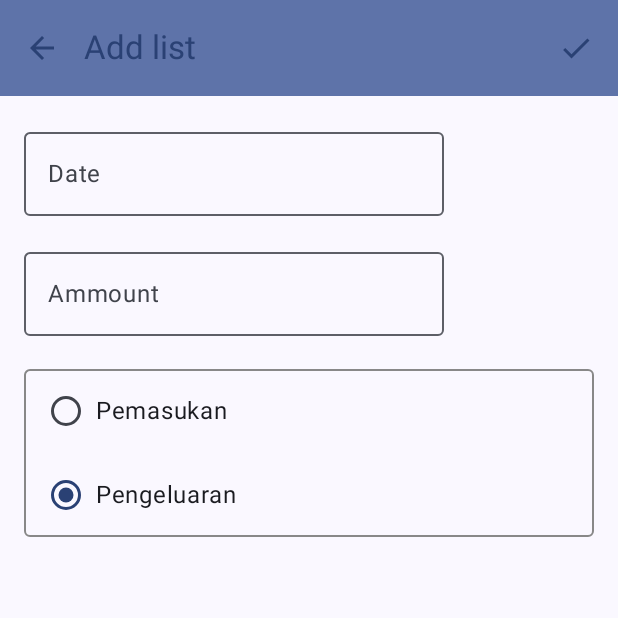
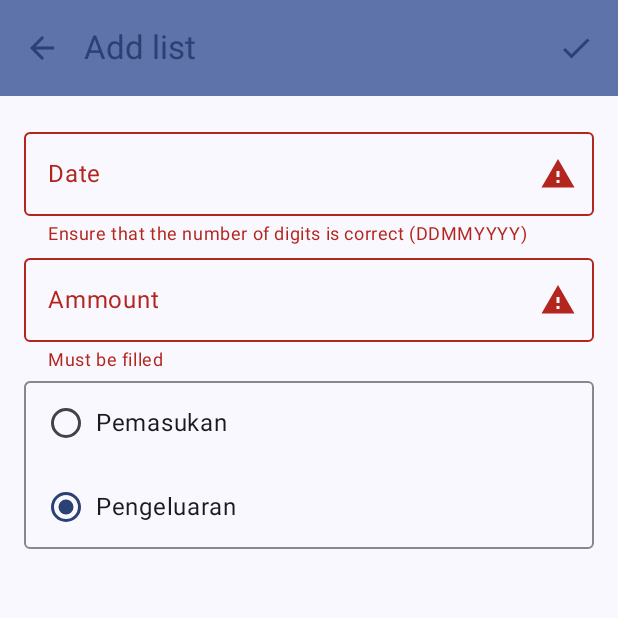
Before and after one commit to FadhilFarhan854/AssessmentMobpro, an Android app built with Jetpack Compose: the DetailScreen screen opened through its navigation route, after a tap on "Simpan", on a phone screen of 412 x 824 dp, the top half of it. Run offline under Robolectric (Android 15) with nearby library versions, the phone set to English and light mode, and no system bars; our stand-ins replace Room's generated code; libraries missing offline, so code that uses them is left out: com.canhub.cropper; pictures from the network do not load; 2 statements that could not run were skipped; 2 other taps on this screen came first.

Commit message:
clearAssessment3

```diff
--- a/app/src/main/java/org/d3if0739/assessment/ui/screen/DetailScreen.kt
+++ b/app/src/main/java/org/d3if0739/assessment/ui/screen/DetailScreen.kt
@@ -14,6 +14,7 @@ import androidx.compose.foundation.text.KeyboardOptions
 import androidx.compose.material.icons.Icons
 import androidx.compose.material.icons.filled.ArrowBack
 import androidx.compose.material.icons.filled.MoreVert
+import androidx.compose.material.icons.filled.Warning
 import androidx.compose.material.icons.outlined.Check
 import androidx.compose.material3.DropdownMenu
 import androidx.compose.material3.DropdownMenuItem
@@ -61,6 +62,15 @@ fun DetailScreen(navController: NavHostController, id: Long? = null){
     var tanggal by remember { mutableStateOf("") }
     var  jumlah by remember { mutableStateOf("") }
     var jenis by remember { mutableStateOf("") }
+    var tanggalError by remember {
+        mutableStateOf(false)
+    }
+    var jumlahError by remember {
+        mutableStateOf(false)
+    }
+    var jenisError by remember {
+        mutableStateOf(false)
+    }
 
     var showDilaog by remember {
         mutableStateOf(false)
@@ -106,15 +116,9 @@ fun DetailScreen(navController: NavHostController, id: Long? = null){
                 ),
                 actions = {
                     IconButton(onClick = {
-                        if(tanggal == "" || jumlah == ""){
-                            Toast.makeText(context, R.string.input_invalid, Toast.LENGTH_LONG).show()
-                            return@IconButton
-                        }
-                        if(tanggal.length != 8 ){
-                            Toast.makeText(context, R.string.input_invalid2, Toast.LENGTH_LONG).show()
-                            return@IconButton
-                        }
-
+                        tanggalError = (tanggal == "" || tanggal.length > 10 || tanggal.length<8)
+                        jumlahError = (jumlah == "")
+                        if(tanggalError || jumlahError) return@IconButton
                         if(id == null){
                             viewModel2.insert(tanggal, jumlah, jenis)
                         }else{
@@ -151,7 +155,9 @@ fun DetailScreen(navController: NavHostController, id: Long? = null){
         jenis = jenis ,
         onJenisChanged = {jenis= it} ,
         radioOption = radioOption,
-        modifier = Modifier.padding(padding)
+        modifier = Modifier.padding(padding),
+                tanggalError = tanggalError,
+                jumlahError = jumlahError
     )
     }
 
@@ -162,25 +168,22 @@ fun FormCatatan(
     tanggal: String, onTanggalChange: (String) -> Unit,
     jumlah: String, onJumlahChange: (String) -> Unit,
     jenis: String, onJenisChanged: (String) -> Unit,
-    radioOption : List<String>,
-    modifier: Modifier
-){
-    val viewRadioOption: MainViewModel = viewModel()
-    val data = viewRadioOption
-    val radioOptions = data.optionArray
-    val selectedOpsi = if (radioOptions.indexOf(jenis) != -1)radioOptions.indexOf(jenis) else 0
+    radioOption: List<String>,
+    modifier: Modifier = Modifier,
+    tanggalError: Boolean,
+    jumlahError : Boolean
 
+) {
 
-    var kelasRadio by remember { mutableStateOf(radioOptions.getOrNull(selectedOpsi)) }
-    var option by remember { mutableStateOf(radioOptions[0]) }
-    Column(modifier = modifier
-        .fillMaxSize()
-        .padding(16.dp),
-        verticalArrangement = Arrangement.spacedBy(16.dp)
+    Column(
+        modifier = modifier
+            .fillMaxWidth()
+            .padding(16.dp)
     ) {
+
         OutlinedTextField(
             value = tanggal,
-            onValueChange = {onTanggalChange(it)},
+            onValueChange = { onTanggalChange(it) },
             label = { Text(text = stringResource(R.string.tanggal)) },
             singleLine = true,
             keyboardOptions = KeyboardOptions(
@@ -188,19 +191,25 @@ fun FormCatatan(
                 imeAction = ImeAction.Next,
                 keyboardType = KeyboardType.Number,
             ),
-
-
+            isError = tanggalError,
+            trailingIcon = {IconPickerOffline(isError = tanggalError, unit ="" )},
+            supportingText ={ ErrorhintTanggalOffline(isError = tanggalError) } ,
+            modifier = Modifier.fillMaxWidth()
         )
         OutlinedTextField(
             value = jumlah,
-            onValueChange = {onJumlahChange(it)},
+            onValueChange = { onJumlahChange(it) },
             label = { Text(text = stringResource(R.string.jumlah)) },
             singleLine = true,
             keyboardOptions = KeyboardOptions(
                 capitalization = KeyboardCapitalization.Characters,
                 imeAction = ImeAction.Next,
                 keyboardType = KeyboardType.Number,
-            )
+            ),
+            isError = tanggalError,
+            trailingIcon = {IconPickerOffline(isError = tanggalError, unit ="" )},
+            supportingText ={ ErrorhintJumlahOffline(isError = tanggalError) } ,
+            modifier = Modifier.fillMaxWidth()
         )
         Column(
             modifier = Modifier
@@ -217,22 +226,19 @@ fun FormCatatan(
                             onClick = { onJenisChanged(text) },
                             role = Role.RadioButton
                         )
-
                         .padding(16.dp)
                 )
             }
         }
-
     }
 }
-
 
 
 @Composable
 fun KelasOpsi(label: String, isSelected: Boolean, modifier: Modifier) {
     Row(
         modifier = modifier.fillMaxWidth(),
-        verticalAlignment = Alignment.CenterVertically
+        verticalAlignment = Alignment.CenterVertically,
     ) {
         if (isSelected){
             RadioButton(selected = true, onClick = null)
@@ -273,3 +279,24 @@ fun DeleteAction(delete: () -> Unit){
 
     }
 }
+@Composable
+fun IconPickerOffline(isError: Boolean, unit: String){
+    if(isError){
+        Icon(imageVector = Icons.Filled.Warning, contentDescription = null)
+    }else{
+        Text(text = unit)
+    }
+}
+
+@Composable
+fun ErrorhintTanggalOffline(isError: Boolean){
+    if(isError){
+        Text(text = stringResource(R.string.input_invalid2))
+    }
+}
+@Composable
+fun ErrorhintJumlahOffline(isError: Boolean){
+    if(isError){
+        Text(text = stringResource(R.string.input_invalid))
+    }
+}
--- a/app/src/main/res/values/strings.xml
+++ b/app/src/main/res/values/strings.xml
@@ -11,7 +11,7 @@
     <string name="register">Register</string>
     <string name="login">Login</string>
     <string name="x_diklik">%1$s Clicked</string>
-    <string name="aboutApp">This application is a financial note-taking application. Considering the number of people who need a money tracking application, this application was created. The application was also developed to meet the requirements for the assessment 1 of the mobile programming course. All features and requirements have been adjusted to meet the criteria of this assessment.  This source code can be shared via GitHub. Link in WhatsApp. Press the button to share.</string>
+    <string name="aboutApp">This application is a financial note-taking application. Considering the number of people who need a money tracking application, this application was created. The application was also developed to meet the requirements for the assessment 3 of the mobile programming course. All features and requirements have been adjusted to meet the criteria of this assessment.  This source code can be shared via GitHub. Link in WhatsApp. Press the button to share.</string>
 
     <string name="tanggal">Date</string>
     <string name="jumlah">Ammount</string>
```
Also changed, not shown: app/src/main/java/org/d3if0739/assessment/ui/screen/KeuanganDialog.kt (+64 -7 lines), 1 other file.
